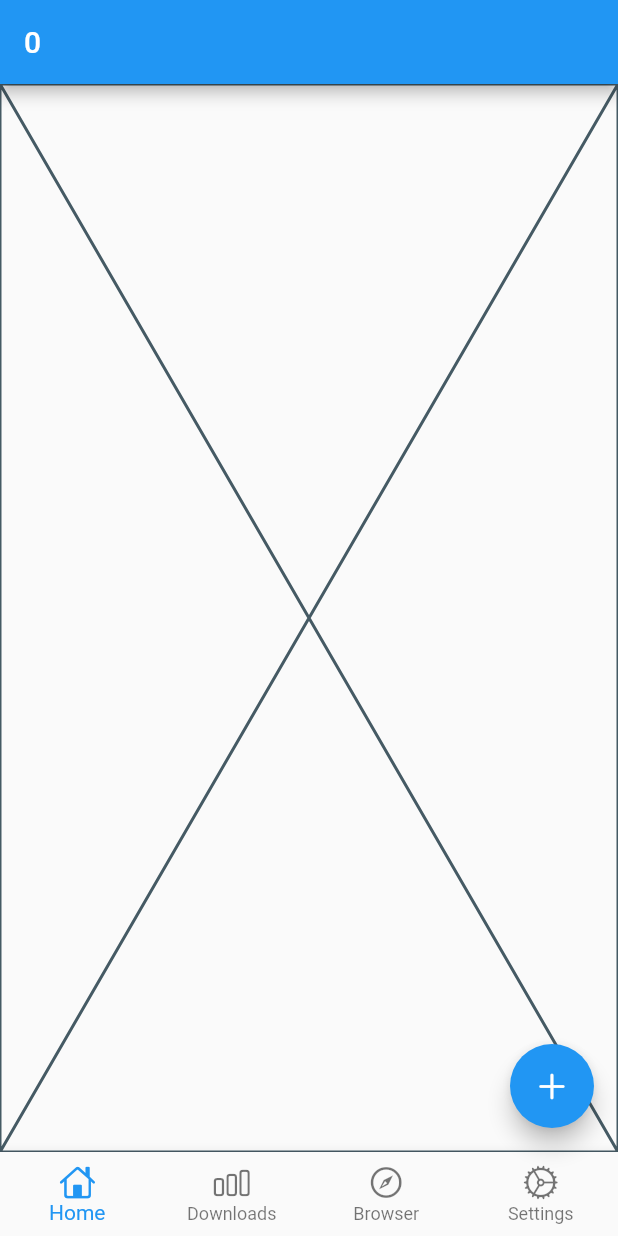
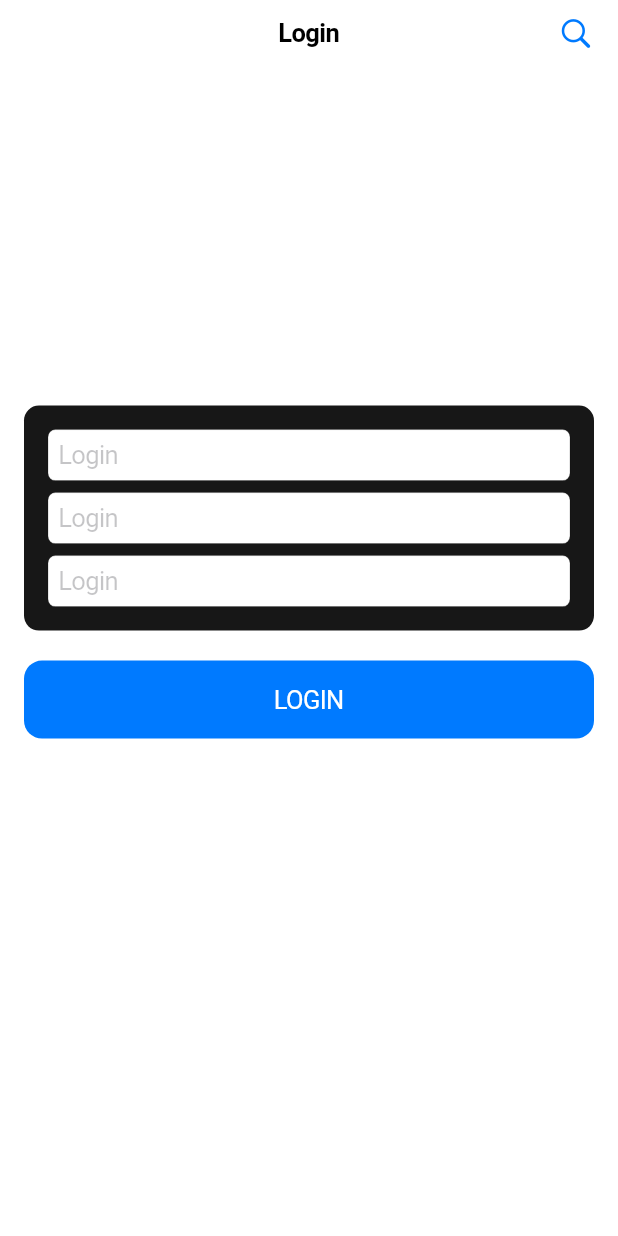
Before and after one commit to RusKryzhanovskiy/Synology, a Flutter app: the screen it shows after launch, on a phone screen of 412 x 824 dp. Run offline on Flutter 3.47's test engine with Material 2 defaults, Android fonts, the phone set to English and light mode, and no system bars; our stand-ins replace auto_route, get_it, injectable.

Commit message:
Setup project

```diff
--- a/lib/app/application.dart
+++ b/lib/app/application.dart
@@ -1,4 +1,4 @@
-import 'package:flutter/material.dart';
+import 'package:flutter/cupertino.dart';
 import 'package:synology/tools/di/injection.dart';
 import 'package:synology/tools/navigation/app_router.dart';
 
@@ -20,7 +20,8 @@ class _ApplicationState extends State<Application> {
 
   @override
   Widget build(BuildContext context) {
-    return MaterialApp.router(
+    return CupertinoApp.router(
+      theme: CupertinoTheme.of(context),
       routerDelegate: _appRouter.delegate(),
       routeInformationParser: _appRouter.defaultRouteParser(),
     );
--- a/lib/features/home.dart
+++ b/lib/features/home.dart
@@ -1,6 +1,5 @@
 import 'package:auto_route/auto_route.dart';
 import 'package:flutter/cupertino.dart';
-import 'package:flutter/material.dart';
 import 'package:synology/tools/navigation/app_router.dart';
 
 class HomePage extends StatelessWidget {
@@ -8,52 +7,35 @@ class HomePage extends StatelessWidget {
 
   @override
   Widget build(BuildContext context) {
-    return AutoTabsScaffold(
+    return AutoTabsRouter(
       routes: const <PageRouteInfo>[
         DownloadsRoute(),
-        DownloadsRoute(),
-        DownloadsRoute(),
-        DownloadsRoute(),
+        R1Route(),
+        R2Route(),
+        R3Route(),
       ],
-      appBarBuilder: (_, TabsRouter tabsRouter) {
-        return AppBar(title: Text(tabsRouter.activeIndex.toString()));
-      },
-      builder: (_, Widget child, Animation<double> animation) {
-        return ScaleTransition(scale: animation, child: child);
-      },
-      floatingActionButtonBuilder: (_, TabsRouter tabsRouter) {
-        if (tabsRouter.activeIndex == 0 || tabsRouter.activeIndex == 1) {
-          return FloatingActionButton(
-            onPressed: () {},
-            child: const Icon(CupertinoIcons.add),
-          );
-        }
+      builder: (context, child, animation) {
+        final tabsRouter = AutoTabsRouter.of(context);
 
-        return null;
-      },
-      bottomNavigationBuilder: (_, TabsRouter tabsRouter) {
-        return BottomNavigationBar(
-          onTap: tabsRouter.setActiveIndex,
-          currentIndex: tabsRouter.activeIndex,
-          type: BottomNavigationBarType.fixed,
-          items: const <BottomNavigationBarItem>[
-            BottomNavigationBarItem(
-              label: 'Home',
-              icon: Icon(CupertinoIcons.home),
-            ),
-            BottomNavigationBarItem(
-              label: 'Downloads',
-              icon: Icon(CupertinoIcons.chart_bar),
-            ),
-            BottomNavigationBarItem(
-              label: 'Browser',
-              icon: Icon(CupertinoIcons.compass),
-            ),
-            BottomNavigationBarItem(
-              label: 'Settings',
-              icon: Icon(CupertinoIcons.settings),
-            ),
-          ],
+        return CupertinoTabScaffold(
+          tabBuilder: (context, __) {
+            return CupertinoPageScaffold(
+              navigationBar: CupertinoNavigationBar(
+                middle: Text(context.topRoute.name),
+              ),
+              child: FadeTransition(opacity: animation, child: child),
+            );
+          },
+          tabBar: CupertinoTabBar(
+            onTap: tabsRouter.setActiveIndex,
+            currentIndex: tabsRouter.activeIndex,
+            items: const <BottomNavigationBarItem>[
+              BottomNavigationBarItem(icon: Icon(CupertinoIcons.home)),
+              BottomNavigationBarItem(icon: Icon(CupertinoIcons.calendar)),
+              BottomNavigationBarItem(icon: Icon(CupertinoIcons.compass)),
+              BottomNavigationBarItem(icon: Icon(CupertinoIcons.settings)),
+            ],
+          ),
         );
       },
     );
--- /dev/null
+++ b/lib/features/login/presentation/login_page.dart
@@ -0,0 +1,57 @@
+import 'package:flutter/cupertino.dart';
+import 'package:synology/shared/widgets/base_icon_button.dart';
+import 'package:synology/shared/widgets/base_text_field.dart';
+import 'package:synology/shared/widgets/content_card.dart';
+
+class LoginPage extends StatelessWidget {
+  const LoginPage({Key? key}) : super(key: key);
+
+  @override
+  Widget build(BuildContext context) {
+    return CupertinoPageScaffold(
+      navigationBar: CupertinoNavigationBar(
+        middle: const Text('Login'),
+        trailing: BaseIconButton(
+          iconData: CupertinoIcons.search,
+          onTap: () {},
+        ),
+      ),
+      child: SafeArea(
+        child: Padding(
+          padding: const EdgeInsets.all(16.0),
+          child: _buildBody(),
+        ),
+      ),
+    );
+  }
+
+  Widget _buildBody() {
+    return Column(
+      children: <Widget>[
+        const Spacer(flex: 2),
+        ContentCard(
+          child: Column(
+            mainAxisSize: MainAxisSize.min,
+            children: const <Widget>[
+              BaseTextField(),
+              SizedBox(height: 8),
+              BaseTextField(),
+              SizedBox(height: 8),
+              BaseTextField(),
+            ],
+          ),
+        ),
+        const SizedBox(height: 20),
+        CupertinoButton.filled(
+          disabledColor: CupertinoColors.darkBackgroundGray,
+          onPressed: false ? null : () {},
+          child: Row(
+            mainAxisAlignment: MainAxisAlignment.center,
+            children: const <Widget>[Text('LOGIN')],
+          ),
+        ),
+        const Spacer(flex: 3),
+      ],
+    );
+  }
+}
--- a/lib/main.dart
+++ b/lib/main.dart
@@ -2,8 +2,9 @@ import 'package:flutter/material.dart';
 import 'package:synology/app/application.dart';
 import 'package:synology/tools/di/injection.dart';
 
-void main() {
+Future<void> main() async {
   WidgetsFlutterBinding.ensureInitialized();
+
   configureDependencies();
 
   runApp(const Application());
--- /dev/null
+++ b/lib/shared/widgets/base_icon_button.dart
@@ -0,0 +1,22 @@
+import 'package:flutter/cupertino.dart';
+
+class BaseIconButton extends StatelessWidget {
+  const BaseIconButton({
+    required this.iconData,
+    this.iconSize = 24.0,
+    this.onTap,
+    Key? key,
+  }) : super(key: key);
+
+  final double iconSize;
+  final IconData iconData;
+  final VoidCallback? onTap;
+
+  @override
+  Widget build(BuildContext context) {
+    return GestureDetector(
+      onTap: onTap,
+      child: Icon(iconData, size: iconSize),
+    );
+  }
+}
--- /dev/null
+++ b/lib/shared/widgets/base_text_field.dart
@@ -0,0 +1,12 @@
+import 'package:flutter/cupertino.dart';
+
+class BaseTextField extends StatelessWidget {
+  const BaseTextField({Key? key}) : super(key: key);
+
+  @override
+  Widget build(BuildContext context) {
+    return const CupertinoTextField(
+      placeholder: 'Login',
+    );
+  }
+}
--- /dev/null
+++ b/lib/shared/widgets/content_card.dart
@@ -0,0 +1,27 @@
+import 'package:flutter/cupertino.dart';
+
+class ContentCard extends StatelessWidget {
+  const ContentCard({
+    this.padding = const EdgeInsets.all(16),
+    this.margin = EdgeInsets.zero,
+    required this.child,
+    Key? key,
+  }) : super(key: key);
+
+  final EdgeInsetsGeometry padding;
+  final EdgeInsetsGeometry margin;
+  final Widget child;
+
+  @override
+  Widget build(BuildContext context) {
+    return Container(
+      margin: margin,
+      padding: padding,
+      decoration: BoxDecoration(
+        color: CupertinoColors.darkBackgroundGray,
+        borderRadius: BorderRadius.circular(10),
+      ),
+      child: child,
+    );
+  }
+}
--- /dev/null
+++ b/lib/tools/logs/logger.dart
@@ -0,0 +1,10 @@
+import 'dart:developer';
+
+import 'package:injectable/injectable.dart';
+
+@injectable
+class Logger {
+  void navigation(String message) {
+    log('Navigation: $message');
+  }
+}
```
Also changed, not shown: analysis_options.yaml (+0 -25 lines), lib/features/downloads.dart (+64 -2 lines), lib/features/task_details.dart (added, +16 -0 lines), lib/tools/navigation/app_router.dart (+25 -2 lines), pubspec.yaml (+9 -0 lines), lib/tools/di/injection.config.dart, lib/tools/navigation/app_router.gr.dart, pubspec.lock, 2 other files.
